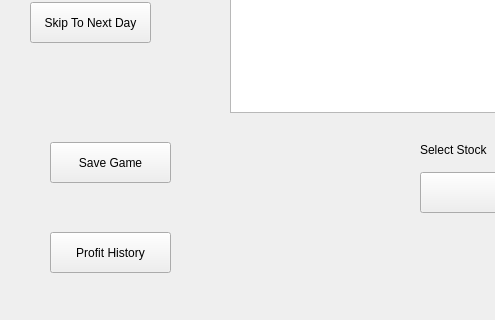
The window that UIComponents/GamerunUI.ui (srikoushik3/StockMarketGame) describes before a commit, drawn with Qt 5; both pictures show x 0 to 495 and y 338 to 658 of the 1171 by 658 pixel window.
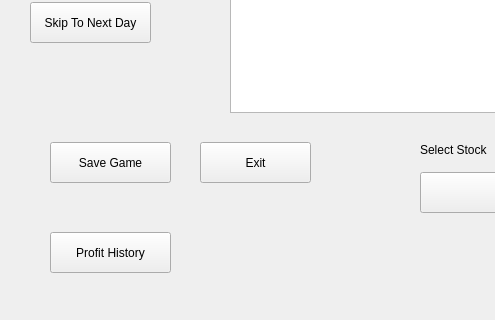
The same window after the commit.

Commit message: add exit button

What changed in the file:
```diff
--- a/UIComponents/GamerunUI.ui
+++ b/UIComponents/GamerunUI.ui
@@ -228,6 +228,19 @@
     <string>Profit History</string>
    </property>
   </widget>
+  <widget class="QPushButton" name="exitBtn">
+   <property name="geometry">
+    <rect>
+     <x>200</x>
+     <y>480</y>
+     <width>111</width>
+     <height>41</height>
+    </rect>
+   </property>
+   <property name="text">
+    <string>Exit</string>
+   </property>
+  </widget>
  </widget>
  <resources/>
  <connections/>
```
The commit also changes 3 other files.
